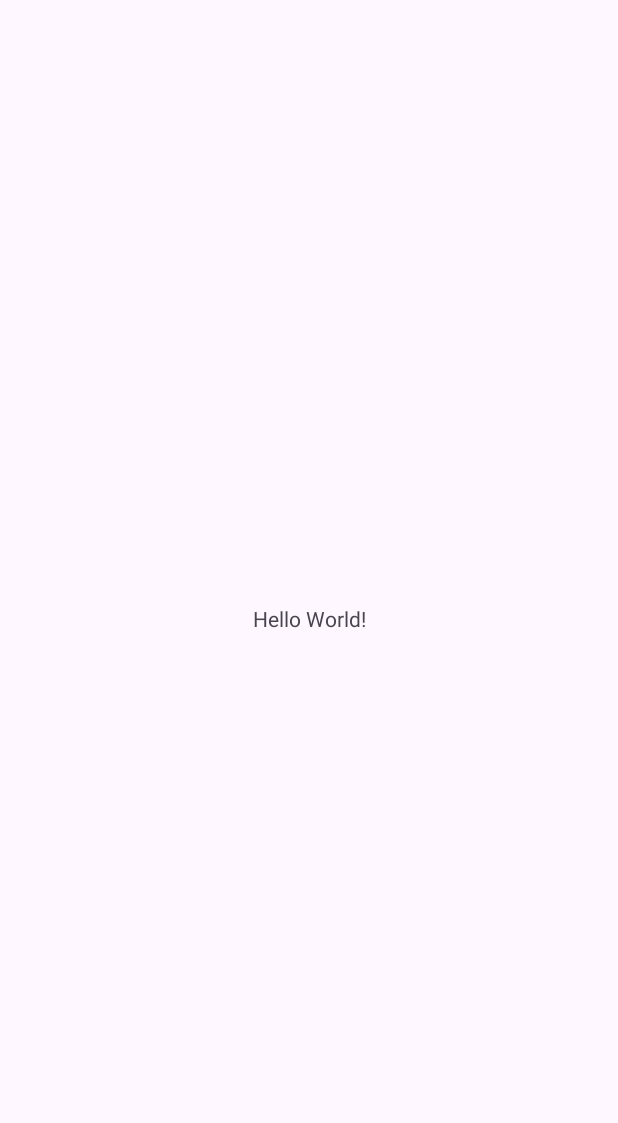
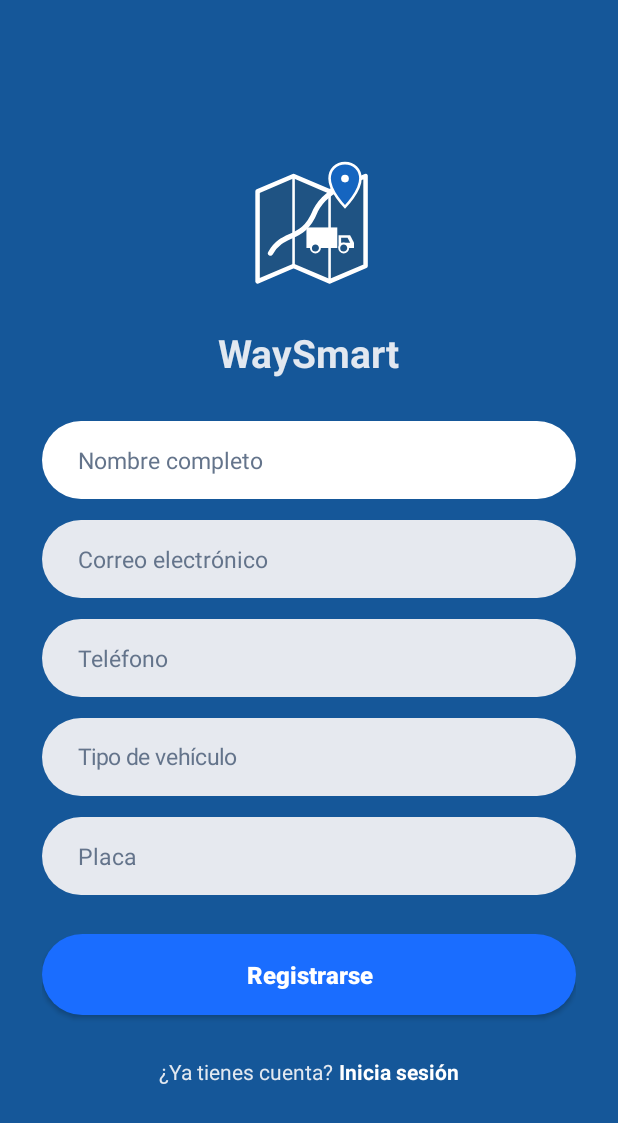
Before and after one commit to PY-WaySmart/WaySmart-MOBILE, an Android app: the screen it shows after launch (MainActivity before the commit, RegisterActivity after it), on a phone screen of 412 x 824 dp. Before the commit the part shown is almost empty. Shown: the top 1123 px of the screen. Run offline under Robolectric (Android 15) with nearby library versions, the phone set to English and light mode, and no system bars.

Commit message:
feat(register): implementar interfaz de registro y selector de tipo de vehiculo

```diff
--- /dev/null
+++ b/app/src/main/java/com/example/waysmart_mobile/RegisterActivity.kt
@@ -0,0 +1,84 @@
+package com.example.waysmart_mobile
+
+import android.content.Intent
+import android.graphics.Color
+import android.os.Bundle
+import android.view.View
+import android.view.ViewGroup
+import android.widget.ArrayAdapter
+import android.widget.Button
+import android.widget.EditText
+import android.widget.Spinner
+import android.widget.TextView
+import android.widget.Toast
+import androidx.appcompat.app.AppCompatActivity
+
+class RegisterActivity : AppCompatActivity() {
+
+    override fun onCreate(savedInstanceState: Bundle?) {
+        super.onCreate(savedInstanceState)
+        setContentView(R.layout.activity_register)
+
+        val etNombreCompleto = findViewById<EditText>(R.id.etNombreCompleto)
+        val etCorreo = findViewById<EditText>(R.id.etCorreo)
+        val etTelefono = findViewById<EditText>(R.id.etTelefono)
+        val spinnerTipoVehiculo = findViewById<Spinner>(R.id.spinnerTipoVehiculo)
+        val etPlaca = findViewById<EditText>(R.id.etPlaca)
+        val btnRegistrarse = findViewById<Button>(R.id.btnRegistrarse)
+        val tvYaTienesCuenta = findViewById<TextView>(R.id.tvYaTienesCuenta)
+
+        // Solo Carro y Moto con texto en negro sin crear archivos extra
+        val tiposVehiculo = listOf("Tipo de vehículo", "Carro", "Moto")
+        val adapter = object : ArrayAdapter<String>(
+            this,
+            android.R.layout.simple_spinner_item,
+            tiposVehiculo
+        ) {
+            override fun getView(position: Int, convertView: View?, parent: ViewGroup): View {
+                val view = super.getView(position, convertView, parent) as TextView
+                view.setTextColor(if (position == 0) Color.parseColor("#64748B") else Color.BLACK)
+                view.textSize = 15f
+                return view
+            }
+
+            override fun getDropDownView(position: Int, convertView: View?, parent: ViewGroup): View {
+                val view = super.getDropDownView(position, convertView, parent) as TextView
+                view.setTextColor(Color.BLACK)
+                view.textSize = 15f
+                return view
+            }
+        }
+        adapter.setDropDownViewResource(android.R.layout.simple_spinner_dropdown_item)
+        spinnerTipoVehiculo.adapter = adapter
+
+        btnRegistrarse.setOnClickListener {
+            val nombre = etNombreCompleto.text.toString().trim()
+            val correo = etCorreo.text.toString().trim()
+            val telefono = etTelefono.text.toString().trim()
+            val vehiculo = spinnerTipoVehiculo.selectedItem.toString()
+            val placa = etPlaca.text.toString().trim().uppercase()
+
+            if (nombre.isEmpty() || correo.isEmpty() || telefono.isEmpty() || placa.isEmpty()) {
+                Toast.makeText(this, "Por favor completa todos los campos", Toast.LENGTH_SHORT).show()
+                return@setOnClickListener
+            }
+
+            if (spinnerTipoVehiculo.selectedItemPosition == 0) {
+                Toast.makeText(this, "Selecciona Carro o Moto", Toast.LENGTH_SHORT).show()
+                return@setOnClickListener
+            }
+
+            Toast.makeText(this, "Registro exitoso para $nombre ($vehiculo - $placa)", Toast.LENGTH_LONG).show()
+
+            val intent = Intent(this, MainActivity::class.java)
+            startActivity(intent)
+            finish()
+        }
+
+        tvYaTienesCuenta.setOnClickListener {
+            val intent = Intent(this, MainActivity::class.java)
+            startActivity(intent)
+            finish()
+        }
+    }
+}
--- /dev/null
+++ b/app/src/main/res/drawable/bg_button_primary.xml
@@ -0,0 +1,15 @@
+<?xml version="1.0" encoding="utf-8"?>
+<selector xmlns:android="http://schemas.android.com/apk/res/android">
+    <item android:state_pressed="true">
+        <shape android:shape="rectangle">
+            <solid android:color="#1254CC" />
+            <corners android:radius="27dp" />
+        </shape>
+    </item>
+    <item>
+        <shape android:shape="rectangle">
+            <solid android:color="#1A6DFF" />
+            <corners android:radius="27dp" />
+        </shape>
+    </item>
+</selector>
--- /dev/null
+++ b/app/src/main/res/drawable/bg_edittext_rounded.xml
@@ -0,0 +1,15 @@
+<?xml version="1.0" encoding="utf-8"?>
+<selector xmlns:android="http://schemas.android.com/apk/res/android">
+    <item android:state_focused="true">
+        <shape android:shape="rectangle">
+            <solid android:color="#FFFFFF" />
+            <corners android:radius="26dp" />
+        </shape>
+    </item>
+    <item>
+        <shape android:shape="rectangle">
+            <solid android:color="#E6E9EF" />
+            <corners android:radius="26dp" />
+        </shape>
+    </item>
+</selector>
--- /dev/null
+++ b/app/src/main/res/drawable/ic_waysmart_logo.xml
@@ -0,0 +1,64 @@
+<?xml version="1.0" encoding="utf-8"?>
+<vector xmlns:android="http://schemas.android.com/apk/res/android"
+    android:width="140dp"
+    android:height="140dp"
+    android:viewportWidth="140"
+    android:viewportHeight="140">
+
+    <!-- Folded Map Backdrop -->
+    <path
+        android:fillColor="#1F5383"
+        android:strokeColor="#FFFFFF"
+        android:strokeWidth="3.5"
+        android:strokeLineJoin="round"
+        android:pathData="M 30,40 L 58,28 L 86,40 L 114,28 L 114,98 L 86,110 L 58,98 L 30,110 Z" />
+
+    <!-- Map Fold Vertical Divider Lines -->
+    <path
+        android:strokeColor="#FFFFFF"
+        android:strokeWidth="2"
+        android:pathData="M 58,28 L 58,98 M 86,40 L 86,110" />
+
+    <!-- Route Line -->
+    <path
+        android:strokeColor="#FFFFFF"
+        android:strokeWidth="4"
+        android:strokeLineCap="round"
+        android:strokeLineJoin="round"
+        android:pathData="M 40,88 C 50,70 65,80 75,55 C 80,45 88,40 98,35" />
+
+    <!-- Location Pin at Top Right -->
+    <path
+        android:fillColor="#1565C0"
+        android:strokeColor="#FFFFFF"
+        android:strokeWidth="2"
+        android:pathData="M 98,18 C 91,18 86,23 86,30 C 86,40 98,52 98,52 C 98,52 110,40 110,30 C 110,23 105,18 98,18 Z" />
+    <path
+        android:fillColor="#FFFFFF"
+        android:pathData="M 98,30 m -3,0 a 3,3 0 1,0 6,0 a 3,3 0 1,0 -6,0" />
+
+    <!-- Delivery Truck Icon -->
+    <!-- Cargo Box -->
+    <path
+        android:fillColor="#FFFFFF"
+        android:pathData="M 68,68 L 92,68 L 92,84 L 68,84 Z" />
+    <!-- Cab -->
+    <path
+        android:fillColor="#FFFFFF"
+        android:pathData="M 93,74 L 102,74 L 105,80 L 105,84 L 93,84 Z" />
+    <!-- Cab Window -->
+    <path
+        android:fillColor="#1F5383"
+        android:pathData="M 95,76 L 100,76 L 102,80 L 95,80 Z" />
+    <!-- Wheels -->
+    <path
+        android:fillColor="#1F5383"
+        android:strokeColor="#FFFFFF"
+        android:strokeWidth="1.5"
+        android:pathData="M 75,84 m -3.5,0 a 3.5,3.5 0 1,0 7,0 a 3.5,3.5 0 1,0 -7,0" />
+    <path
+        android:fillColor="#1F5383"
+        android:strokeColor="#FFFFFF"
+        android:strokeWidth="1.5"
+        android:pathData="M 97,84 m -3.5,0 a 3.5,3.5 0 1,0 7,0 a 3.5,3.5 0 1,0 -7,0" />
+</vector>
--- /dev/null
+++ b/app/src/main/res/layout/activity_register.xml
@@ -0,0 +1,145 @@
+<?xml version="1.0" encoding="utf-8"?>
+<ScrollView xmlns:android="http://schemas.android.com/apk/res/android"
+    android:layout_width="match_parent"
+    android:layout_height="match_parent"
+    android:fillViewport="true"
+    android:background="#155799">
+
+    <LinearLayout
+        android:layout_width="match_parent"
+        android:layout_height="wrap_content"
+        android:orientation="vertical"
+        android:gravity="center"
+        android:paddingHorizontal="28dp"
+        android:paddingTop="32dp"
+        android:paddingBottom="32dp">
+
+        <!-- Ícono oficial WaySmart -->
+        <ImageView
+            android:id="@+id/ivLogo"
+            android:layout_width="120dp"
+            android:layout_height="120dp"
+            android:src="@drawable/ic_waysmart_logo"
+            android:contentDescription="WaySmart Logo"
+            android:layout_marginBottom="4dp" />
+
+        <!-- Nombre de la app -->
+        <TextView
+            android:layout_width="wrap_content"
+            android:layout_height="wrap_content"
+            android:text="WaySmart"
+            android:textColor="#E2E8F0"
+            android:textSize="26sp"
+            android:textStyle="bold"
+            android:layout_marginBottom="28dp" />
+
+        <!-- Nombre completo -->
+        <EditText
+            android:id="@+id/etNombreCompleto"
+            android:layout_width="match_parent"
+            android:layout_height="52dp"
+            android:hint="Nombre completo"
+            android:inputType="textPersonName|textCapWords"
+            android:paddingHorizontal="24dp"
+            android:background="@drawable/bg_edittext_rounded"
+            android:textColor="#1E293B"
+            android:textColorHint="#64748B"
+            android:textSize="15sp"
+            android:layout_marginBottom="14dp" />
+
+        <!-- Correo electrónico -->
+        <EditText
+            android:id="@+id/etCorreo"
+            android:layout_width="match_parent"
+            android:layout_height="52dp"
+            android:hint="Correo electrónico"
+            android:inputType="textEmailAddress"
+            android:paddingHorizontal="24dp"
+            android:background="@drawable/bg_edittext_rounded"
+            android:textColor="#1E293B"
+            android:textColorHint="#64748B"
+            android:textSize="15sp"
+            android:layout_marginBottom="14dp" />
+
+        <!-- Teléfono -->
+        <EditText
+            android:id="@+id/etTelefono"
+            android:layout_width="match_parent"
+            android:layout_height="52dp"
+            android:hint="Teléfono"
+            android:inputType="phone"
+            android:paddingHorizontal="24dp"
+            android:background="@drawable/bg_edittext_rounded"
+            android:textColor="#1E293B"
+            android:textColorHint="#64748B"
+            android:textSize="15sp"
+            android:layout_marginBottom="14dp" />
+
+        <!-- Tipo de vehículo (Spinner) -->
+        <Spinner
+            android:id="@+id/spinnerTipoVehiculo"
+            android:layout_width="match_parent"
+            android:layout_height="52dp"
+            android:background="@drawable/bg_edittext_rounded"
+            android:paddingHorizontal="16dp"
+            android:popupBackground="#FFFFFF"
+            android:textColorHint="#64748B"
+            android:layout_marginBottom="14dp" />
+
+        <!-- Placa -->
+        <EditText
+            android:id="@+id/etPlaca"
+            android:layout_width="match_parent"
+            android:layout_height="52dp"
+            android:hint="Placa"
+            android:inputType="textCapCharacters"
+            android:maxLength="7"
+            android:paddingHorizontal="24dp"
+            android:background="@drawable/bg_edittext_rounded"
+            android:textColor="#1E293B"
+            android:textColorHint="#64748B"
+            android:textSize="15sp"
+            android:layout_marginBottom="26dp" />
+
+        <!-- Botón Registrarse centrado -->
+        <androidx.appcompat.widget.AppCompatButton
+            android:id="@+id/btnRegistrarse"
+            android:layout_width="match_parent"
+            android:layout_height="54dp"
+            android:gravity="center"
+            android:text="Registrarse"
+            android:textAllCaps="false"
+            android:textSize="16sp"
+            android:textStyle="bold"
+            android:textColor="#FFFFFF"
+            android:background="@drawable/bg_button_primary"
+            android:elevation="2dp"
+            android:layout_marginBottom="22dp" />
+
+        <!-- Enlace a Login -->
+        <LinearLayout
+            android:layout_width="wrap_content"
+            android:layout_height="wrap_content"
+            android:orientation="horizontal"
+            android:gravity="center">
+
+            <TextView
+                android:layout_width="wrap_content"
+                android:layout_height="wrap_content"
+                android:text="¿Ya tienes cuenta? "
+                android:textColor="#E2E8F0"
+                android:textSize="14sp" />
+
+            <TextView
+                android:id="@+id/tvYaTienesCuenta"
+                android:layout_width="wrap_content"
+                android:layout_height="wrap_content"
+                android:text="Inicia sesión"
+                android:textColor="#FFFFFF"
+                android:textStyle="bold"
+                android:textSize="14sp"
+                android:paddingVertical="6dp" />
+        </LinearLayout>
+
+    </LinearLayout>
+</ScrollView>
--- a/app/src/main/res/values/colors.xml
+++ b/app/src/main/res/values/colors.xml
@@ -2,4 +2,13 @@
 <resources>
     <color name="black">#FF000000</color>
     <color name="white">#FFFFFFFF</color>
+
+    <!-- Paleta WaySmart -->
+    <color name="waysmart_navy">#0B1C2C</color>
+    <color name="waysmart_blue">#1877F2</color>
+    <color name="waysmart_blue_dark">#125ECC</color>
+    <color name="waysmart_bg_input">#F8FAFC</color>
+    <color name="waysmart_border">#E2E8F0</color>
+    <color name="waysmart_text_primary">#0F172A</color>
+    <color name="waysmart_text_secondary">#64748B</color>
 </resources>
```
Also changed, not shown: app/src/main/AndroidManifest.xml (+9 -3 lines).
